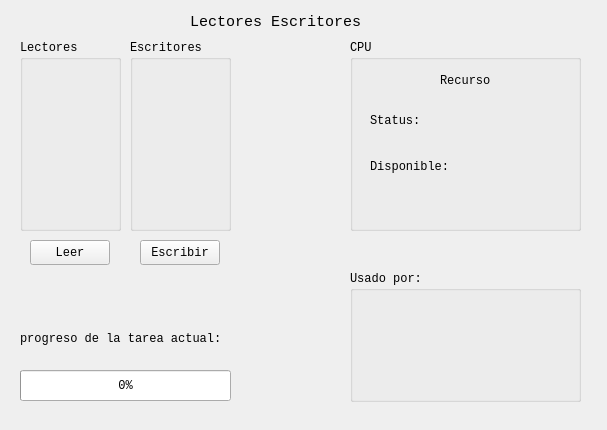
Qt form actividad_8/form.ui (NingunaPersona616/Acts-SEM-SO) before a commit.
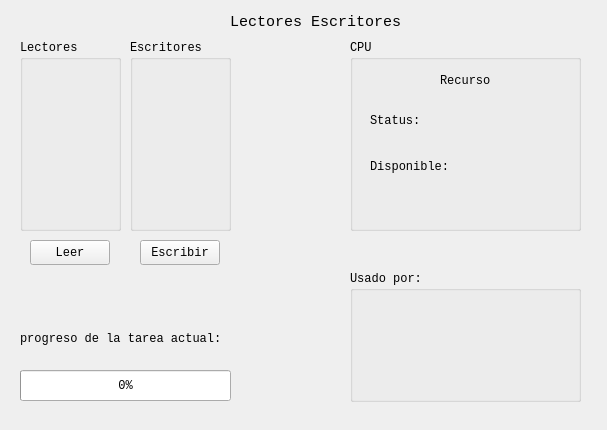
The same form after that commit.

Diff of the .ui file:
```diff
--- a/actividad_8/form.ui
+++ b/actividad_8/form.ui
@@ -22,7 +22,7 @@
    <widget class="QLabel" name="label">
     <property name="geometry">
      <rect>
-      <x>190</x>
+      <x>230</x>
       <y>6</y>
       <width>181</width>
       <height>31</height>
```
